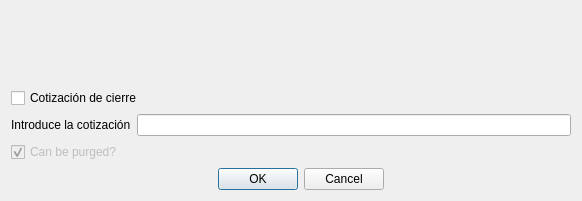
Qt form ui/frmQuotesIBM.ui (turulomio/xulpymoney) before a commit.
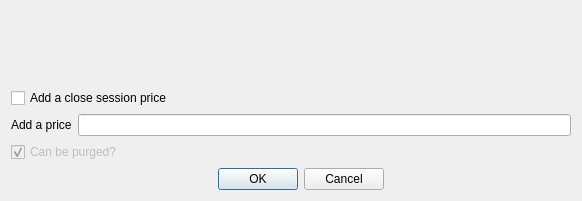
The same form after that commit. Icons and pictures are not drawn. Custom widgets are drawn as their Qt base class.

Patch:
```diff
--- a/ui/frmQuotesIBM.ui
+++ b/ui/frmQuotesIBM.ui
@@ -45,7 +45,7 @@
      <item>
       <widget class="QCheckBox" name="chkNone">
        <property name="text">
-        <string>Cotización de cierre</string>
+        <string>Add a close session price</string>
        </property>
       </widget>
      </item>
@@ -54,7 +54,7 @@
        <item>
         <widget class="QLabel" name="label">
          <property name="text">
-          <string>Introduce la cotización</string>
+          <string>Add a price</string>
          </property>
         </widget>
        </item>
```
